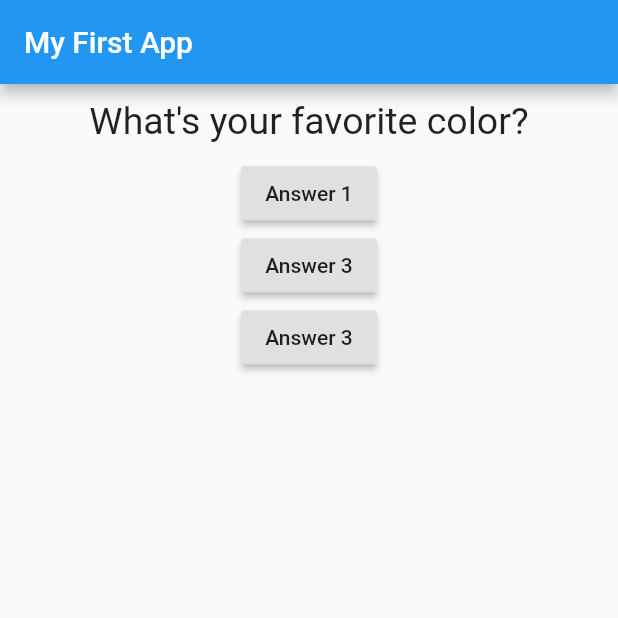
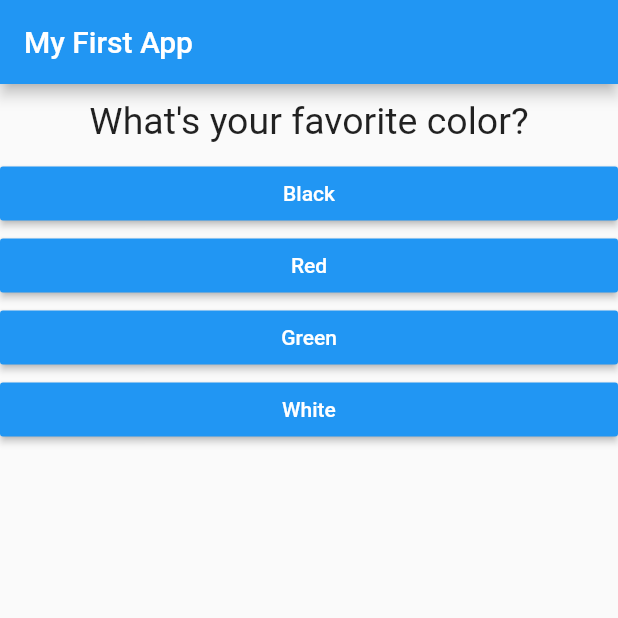
Before and after one commit to emtalen/flutter_learning, a Flutter app: the screen it shows after launch, on a phone screen of 412 x 824 dp, the top half of it. Run offline on Flutter 3.47's test engine with Material 2 defaults, Android fonts, the phone set to English and light mode, and no system bars.

Commit message:
creating a custom widget for the answer buttons and mapping over the different answers to each question to give the buttons different texts depending on the question

```diff
--- /dev/null
+++ b/lib/answer.dart
@@ -0,0 +1,21 @@
+import 'package:flutter/material.dart';
+
+class Answer extends StatelessWidget {
+  final Function selectHandler;
+  final String answerText;
+
+  Answer(this.selectHandler, this.answerText);
+
+  @override
+  Widget build(BuildContext context) {
+    return Container(
+      width: double.infinity,
+      child: RaisedButton(
+        color: Colors.blue,
+        textColor: Colors.white,
+        child: Text(answerText),
+        onPressed: selectHandler,
+      ),
+    );
+  }
+}
--- a/lib/main.dart
+++ b/lib/main.dart
@@ -1,6 +1,7 @@
 import 'package:flutter/material.dart';
 
 import './question.dart';
+import './answer.dart';
 
 void main() => runApp(MyApp());
 
@@ -24,8 +25,33 @@ class _MyAppState extends State<MyApp> {
   @override
   Widget build(BuildContext context) {
     var questions = [
-      'What\'s your favorite color?',
-      'What\'s your favorite animal?'
+      {
+        'questionText': 'What\'s your favorite color?',
+        'answers': [
+          'Black',
+          'Red',
+          'Green',
+          'White',
+        ]
+      },
+      {
+        'questionText': 'What\'s your favorite animal?',
+        'answers': [
+          'Rabbit',
+          'Horse',
+          'Elephant',
+          'Lion',
+        ]
+      },
+      {
+        'questionText': 'What\'s your favorite food?',
+        'answers': [
+          'Hamburger',
+          'Sushi',
+          'A Fresh Sallad',
+          'Pizza',
+        ]
+      },
     ];
 
     return MaterialApp(
@@ -36,20 +62,12 @@ class _MyAppState extends State<MyApp> {
         body: Column(
           children: [
             Question(
-              questions[_questionsIndex],
+              questions[_questionsIndex]['questionText'],
             ),
-            RaisedButton(
-              child: Text('Answer 1'),
-              onPressed: _answerQuestion,
-            ),
-            RaisedButton(
-              child: Text('Answer 3'),
-              onPressed: _answerQuestion,
-            ),
-            RaisedButton(
-              child: Text('Answer 3'),
-              onPressed: _answerQuestion,
-            ),
+            ...(questions[_questionsIndex]['answers'] as List<String>)
+                .map((answer) {
+              return Answer(_answerQuestion, answer);
+            }).toList()
           ],
         ),
       ),
```
